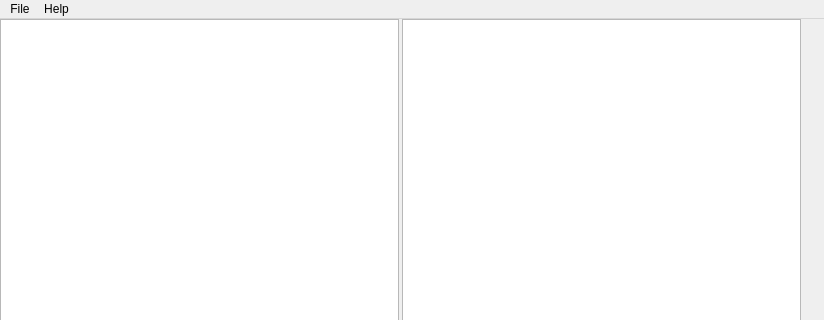
First picture: the form in devicetree/gui/dtgui.ui, repository mark-nicholson/dt-tools, before the edit; both pictures show x 0 to 824 and y 0 to 320 of the 824 by 761 pixel window.
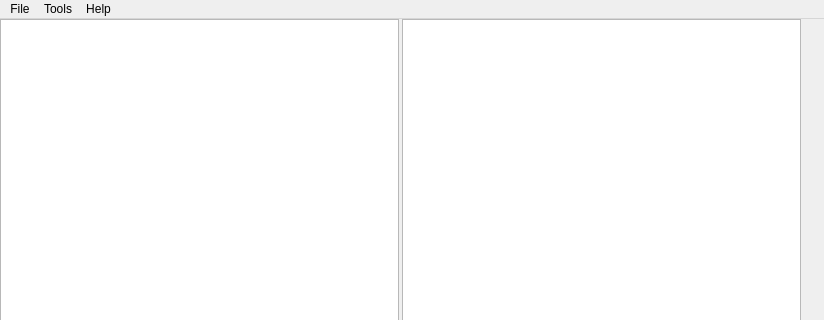
Second picture: the form after the edit.

Commit message:
Initial addition of DTC Dialog
- created UI
- Started integration of widgets
- Created a makefile for development

```diff
--- a/devicetree/gui/dtgui.ui
+++ b/devicetree/gui/dtgui.ui
@@ -69,7 +69,14 @@
     </property>
     <addaction name="actionAbout"/>
    </widget>
+   <widget class="QMenu" name="menuTools">
+    <property name="title">
+     <string>Tools</string>
+    </property>
+    <addaction name="actionCompiler"/>
+   </widget>
    <addaction name="menuFile"/>
+   <addaction name="menuTools"/>
    <addaction name="menuAbout"/>
   </widget>
   <widget class="QStatusBar" name="statusbar"/>
```
Left out of the diff: 5 changed lines with no effect on the pictures. The commit also changes 5 other files.
